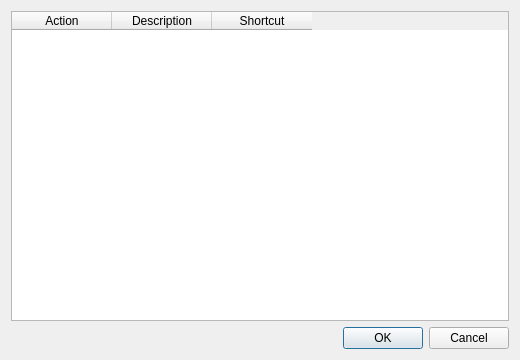
This is src/qtractorShortcutForm.ui in rncbc/qtractor as Qt 5 draws it before an edit. The edited form follows.
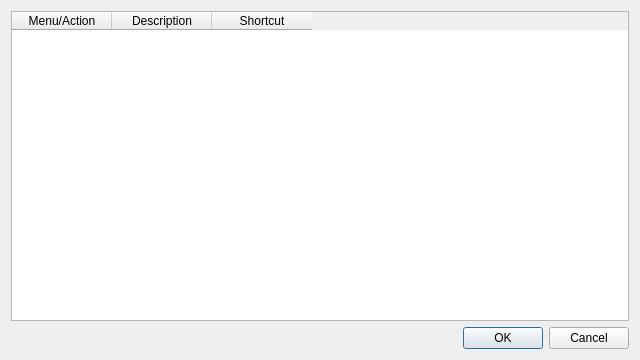
This is the edited form. Icons and pictures are not drawn.

Commit message: - Keyboard shortcuts configuration (Help/Shortcuts...) now   lists complete menu/action path where available.

Patch:
```diff
--- a/src/qtractorShortcutForm.ui
+++ b/src/qtractorShortcutForm.ui
@@ -25,7 +25,7 @@
    <rect>
     <x>0</x>
     <y>0</y>
-    <width>520</width>
+    <width>640</width>
     <height>360</height>
    </rect>
   </property>
@@ -61,7 +61,7 @@
      </property>
      <column>
       <property name="text" >
-       <string>Action</string>
+       <string>Menu/Action</string>
       </property>
      </column>
      <column>
```
Left out of the diff: 2 changed lines with no effect on the pictures. The commit also changes 12 other files.
